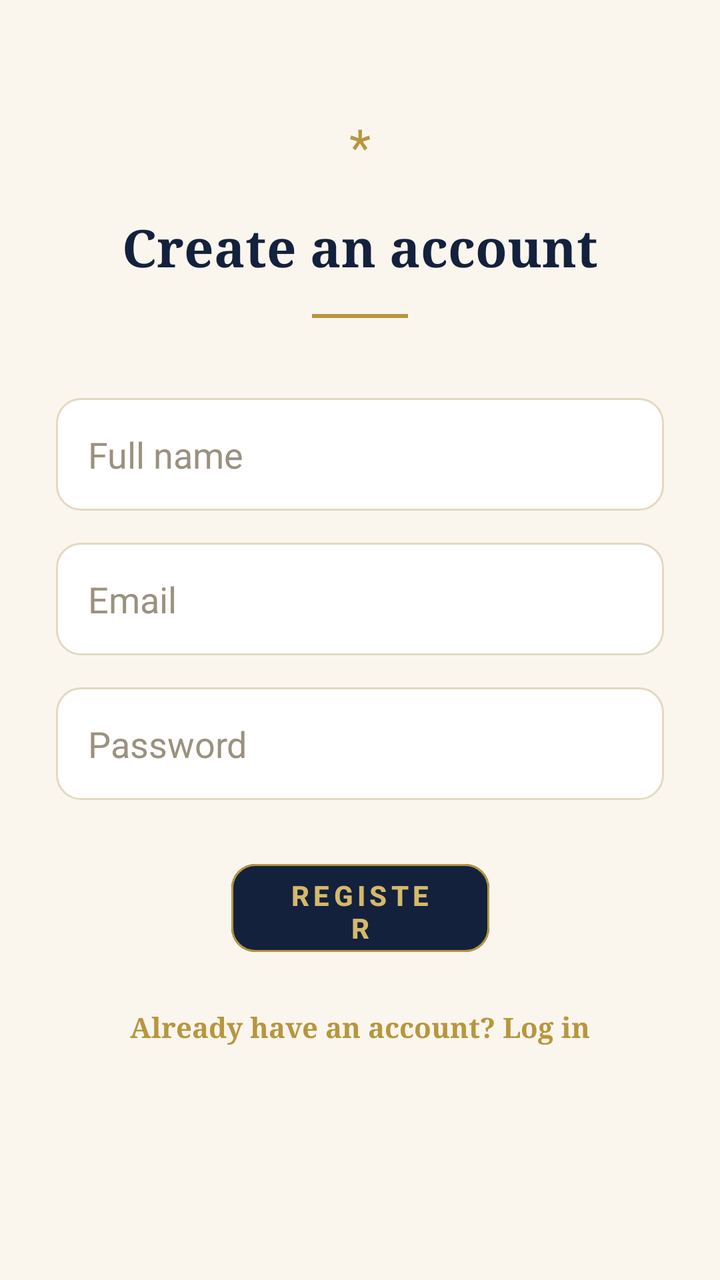
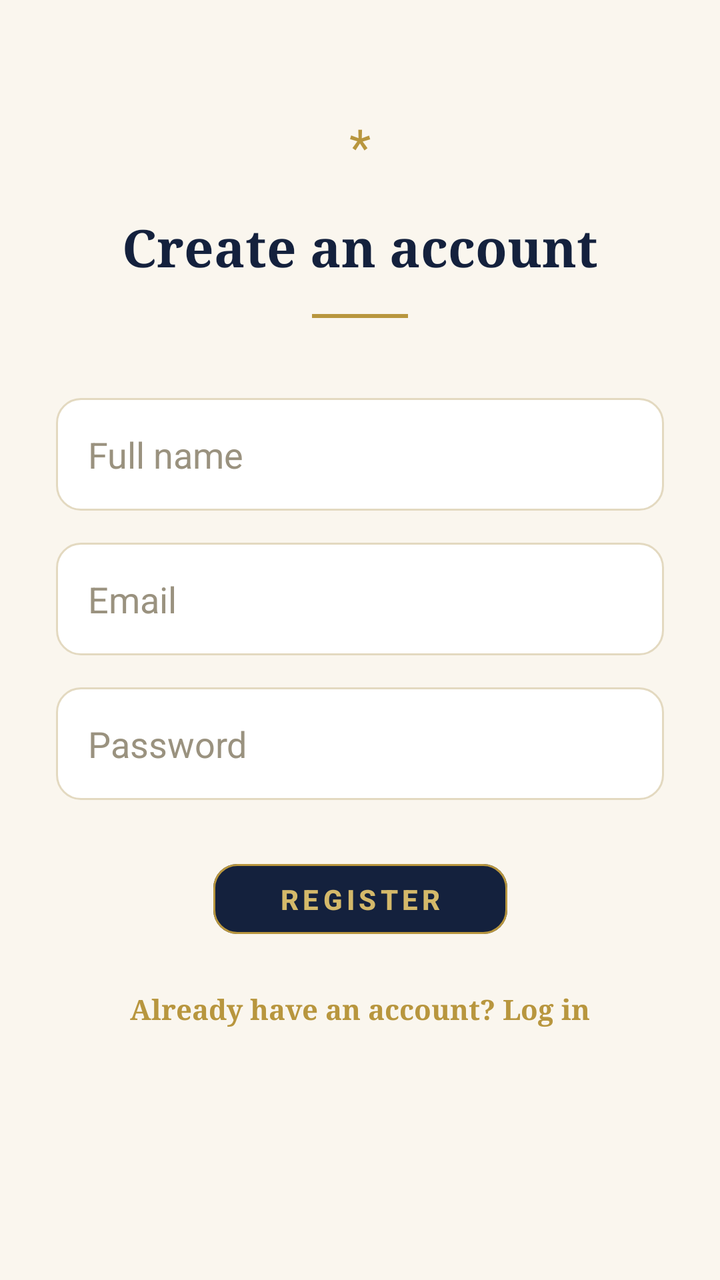

An Android layout rendered at two revisions. The XML below is the earlier revision; the diff shows what the commit changed to produce the second picture.
<!-- AndroidManifest.xml: application theme Theme.TenantManagementSystem -->
<!-- res/layout/activity_register.xml -->
<?xml version="1.0" encoding="utf-8"?>
<layout xmlns:android="http://schemas.android.com/apk/res/android"
    xmlns:app="http://schemas.android.com/apk/res-auto">

    <androidx.constraintlayout.widget.ConstraintLayout
        android:layout_width="match_parent"
        android:layout_height="match_parent"
        android:fitsSystemWindows="true">

        <TextView
            android:id="@+id/ornamentTextView"
            android:layout_width="wrap_content"
            android:layout_height="wrap_content"
            android:text="*"
            android:textColor="@color/royal_gold"
            android:textSize="25sp"
            android:layout_marginTop="56dp"
            app:layout_constraintTop_toTopOf="parent"
            app:layout_constraintStart_toStartOf="parent"
            app:layout_constraintEnd_toEndOf="parent" />

        <TextView
            android:id="@+id/registerTitleTextView"
            android:layout_width="wrap_content"
            android:layout_height="wrap_content"
            android:text="Create an account"
            android:fontFamily="serif"
            android:textStyle="bold"
            android:textSize="26sp"
            android:textColor="@color/royal_navy"
            android:layout_marginTop="16dp"
            app:layout_constraintTop_toBottomOf="@id/ornamentTextView"
            app:layout_constraintStart_toStartOf="parent"
            app:layout_constraintEnd_toEndOf="parent" />

        <View
            android:id="@+id/dividerView"
            android:layout_width="48dp"
            android:layout_height="2dp"
            android:background="@color/royal_gold"
            android:layout_marginTop="16dp"
            app:layout_constraintTop_toBottomOf="@id/registerTitleTextView"
            app:layout_constraintStart_toStartOf="parent"
            app:layout_constraintEnd_toEndOf="parent" />

        <EditText
            android:id="@+id/fullNameEditText"
            android:layout_width="0dp"
            android:layout_height="wrap_content"
            android:hint="Full name"
            android:inputType="textPersonName"
            android:minHeight="52dp"
            android:padding="16dp"
            android:background="@drawable/bg_input"
            android:textColor="@color/ink"
            android:layout_marginTop="40dp"
            android:layout_marginStart="28dp"
            android:layout_marginEnd="28dp"
            app:layout_constraintTop_toBottomOf="@id/dividerView"
            app:layout_constraintStart_toStartOf="parent"
            app:layout_constraintEnd_toEndOf="parent" />

        <EditText
            android:id="@+id/registerEmailEditText"
            android:layout_width="0dp"
            android:layout_height="wrap_content"
            android:hint="Email"
            android:inputType="textEmailAddress"
            android:minHeight="52dp"
            android:padding="16dp"
            android:background="@drawable/bg_input"
            android:textColor="@color/ink"
            android:layout_marginTop="16dp"
            android:layout_marginStart="28dp"
            android:layout_marginEnd="28dp"
            app:layout_constraintTop_toBottomOf="@id/fullNameEditText"
            app:layout_constraintStart_toStartOf="parent"
            app:layout_constraintEnd_toEndOf="parent" />

        <EditText
            android:id="@+id/registerPasswordEditText"
            android:layout_width="0dp"
            android:layout_height="wrap_content"
            android:hint="Password"
            android:inputType="textPassword"
            android:minHeight="52dp"
            android:padding="16dp"
            android:background="@drawable/bg_input"
            android:textColor="@color/ink"
            android:layout_marginTop="16dp"
            android:layout_marginStart="28dp"
            android:layout_marginEnd="28dp"
            app:layout_constraintTop_toBottomOf="@id/registerEmailEditText"
            app:layout_constraintStart_toStartOf="parent"
            app:layout_constraintEnd_toEndOf="parent" />

        <com.google.android.material.button.MaterialButton
            android:id="@+id/registerButton"
            android:layout_width="129dp"
            android:layout_height="52dp"
            android:layout_marginStart="28dp"
            android:layout_marginTop="28dp"
            android:layout_marginEnd="28dp"
            android:letterSpacing="0.15"
            android:text="REGISTER"
            android:textColor="@color/royal_gold_light"
            android:textStyle="bold"
            app:backgroundTint="@color/royal_navy"
            app:cornerRadius="12dp"
            app:layout_constraintEnd_toEndOf="parent"
            app:layout_constraintStart_toStartOf="parent"
            app:layout_constraintTop_toBottomOf="@id/registerPasswordEditText"
            app:strokeColor="@color/royal_gold"
            app:strokeWidth="1dp" />

        <TextView
            android:id="@+id/loginLinkTextView"
            android:layout_width="wrap_content"
            android:layout_height="wrap_content"
            android:text="Already have an account? Log in"
            android:fontFamily="serif"
            android:textColor="@color/royal_gold"
            android:textStyle="bold"
            android:padding="12dp"
            android:layout_marginTop="12dp"
            app:layout_constraintTop_toBottomOf="@id/registerButton"
            app:layout_constraintStart_toStartOf="parent"
            app:layout_constraintEnd_toEndOf="parent" />

    </androidx.constraintlayout.widget.ConstraintLayout>
</layout>
<!-- resources referenced by this layout -->
<resources>
  <color name="ink">#1C1C28</color>
  <color name="royal_gold">#B8963E</color>
  <color name="royal_gold_light">#D4B96A</color>
  <color name="royal_navy">#14213D</color>
  <!-- drawable bg_input (drawable) -->
  <?xml version="1.0" encoding="utf-8"?>
  <selector xmlns:android="http://schemas.android.com/apk/res/android">
      <item android:state_focused="true">
          <shape android:shape="rectangle">
              <solid android:color="#FFFFFF" />
              <stroke android:width="2dp" android:color="@color/royal_gold" />
              <corners android:radius="12dp" />
          </shape>
      </item>
      <item>
          <shape android:shape="rectangle">
              <solid android:color="#FFFFFF" />
              <stroke android:width="1dp" android:color="@color/line" />
              <corners android:radius="12dp" />
          </shape>
      </item>
  </selector>
  <style name="Theme.TenantManagementSystem" parent="Theme.Material3.Light.NoActionBar">
          <item name="colorPrimary">@color/royal_navy</item>
          <item name="android:windowBackground">@color/ivory</item>
          <item name="android:statusBarColor">@color/ivory</item>
          <item name="android:windowLightStatusBar">true</item>
          <item name="android:textColorHint">#9A927F</item>
      </style>
  <color name="line">#E3D9C0</color>
  <color name="ivory">#FAF6EE</color>
</resources>

<!-- the commit's change to res/layout/activity_register.xml (unified diff, before → after) -->
@@ -1,131 +1,129 @@
 <?xml version="1.0" encoding="utf-8"?>
-<layout xmlns:android="http://schemas.android.com/apk/res/android"
-    xmlns:app="http://schemas.android.com/apk/res-auto">
+<androidx.constraintlayout.widget.ConstraintLayout
+    xmlns:android="http://schemas.android.com/apk/res/android"
+    xmlns:app="http://schemas.android.com/apk/res-auto"
+    android:layout_width="match_parent"
+    android:layout_height="match_parent"
+    android:fitsSystemWindows="true">
 
-    <androidx.constraintlayout.widget.ConstraintLayout
-        android:layout_width="match_parent"
-        android:layout_height="match_parent"
-        android:fitsSystemWindows="true">
+    <TextView
+        android:id="@+id/ornamentTextView"
+        android:layout_width="wrap_content"
+        android:layout_height="wrap_content"
+        android:text="*"
+        android:textColor="@color/royal_gold"
+        android:textSize="25sp"
+        android:layout_marginTop="56dp"
+        app:layout_constraintTop_toTopOf="parent"
+        app:layout_constraintStart_toStartOf="parent"
+        app:layout_constraintEnd_toEndOf="parent" />
 
-        <TextView
-            android:id="@+id/ornamentTextView"
-            android:layout_width="wrap_content"
-            android:layout_height="wrap_content"
-            android:text="*"
-            android:textColor="@color/royal_gold"
-            android:textSize="25sp"
-            android:layout_marginTop="56dp"
-            app:layout_constraintTop_toTopOf="parent"
-            app:layout_constraintStart_toStartOf="parent"
-            app:layout_constraintEnd_toEndOf="parent" />
+    <TextView
+        android:id="@+id/registerTitleTextView"
+        android:layout_width="wrap_content"
+        android:layout_height="wrap_content"
+        android:text="Create an account"
+        android:fontFamily="serif"
+        android:textStyle="bold"
+        android:textSize="26sp"
+        android:textColor="@color/royal_navy"
+        android:layout_marginTop="16dp"
+        app:layout_constraintTop_toBottomOf="@id/ornamentTextView"
+        app:layout_constraintStart_toStartOf="parent"
+        app:layout_constraintEnd_toEndOf="parent" />
 
-        <TextView
-            android:id="@+id/registerTitleTextView"
-            android:layout_width="wrap_content"
-            android:layout_height="wrap_content"
-            android:text="Create an account"
-            android:fontFamily="serif"
-            android:textStyle="bold"
-            android:textSize="26sp"
-            android:textColor="@color/royal_navy"
-            android:layout_marginTop="16dp"
-            app:layout_constraintTop_toBottomOf="@id/ornamentTextView"
-            app:layout_constraintStart_toStartOf="parent"
-            app:layout_constraintEnd_toEndOf="parent" />
+    <View
+        android:id="@+id/dividerView"
+        android:layout_width="48dp"
+        android:layout_height="2dp"
+        android:background="@color/royal_gold"
+        android:layout_marginTop="16dp"
+        app:layout_constraintTop_toBottomOf="@id/registerTitleTextView"
+        app:layout_constraintStart_toStartOf="parent"
+        app:layout_constraintEnd_toEndOf="parent" />
 
-        <View
-            android:id="@+id/dividerView"
-            android:layout_width="48dp"
-            android:layout_height="2dp"
-            android:background="@color/royal_gold"
-            android:layout_marginTop="16dp"
-            app:layout_constraintTop_toBottomOf="@id/registerTitleTextView"
-            app:layout_constraintStart_toStartOf="parent"
-            app:layout_constraintEnd_toEndOf="parent" />
+    <EditText
+        android:id="@+id/fullNameEditText"
+        android:layout_width="0dp"
+        android:layout_height="wrap_content"
+        android:hint="Full name"
+        android:inputType="textPersonName"
+        android:minHeight="52dp"
+        android:padding="16dp"
+        android:background="@drawable/bg_input"
+        android:textColor="@color/ink"
+        android:layout_marginTop="40dp"
+        android:layout_marginStart="28dp"
+        android:layout_marginEnd="28dp"
+        app:layout_constraintTop_toBottomOf="@id/dividerView"
+        app:layout_constraintStart_toStartOf="parent"
+        app:layout_constraintEnd_toEndOf="parent" />
 
-        <EditText
-            android:id="@+id/fullNameEditText"
-            android:layout_width="0dp"
-            android:layout_height="wrap_content"
-            android:hint="Full name"
-            android:inputType="textPersonName"
-            android:minHeight="52dp"
-            android:padding="16dp"
-            android:background="@drawable/bg_input"
-            android:textColor="@color/ink"
-            android:layout_marginTop="40dp"
-            android:layout_marginStart="28dp"
-            android:layout_marginEnd="28dp"
-            app:layout_constraintTop_toBottomOf="@id/dividerView"
-            app:layout_constraintStart_toStartOf="parent"
-            app:layout_constraintEnd_toEndOf="parent" />
+    <EditText
+        android:id="@+id/registerEmailEditText"
+        android:layout_width="0dp"
+        android:layout_height="wrap_content"
+        android:hint="Email"
+        android:inputType="textEmailAddress"
+        android:minHeight="52dp"
+        android:padding="16dp"
+        android:background="@drawable/bg_input"
+        android:textColor="@color/ink"
+        android:layout_marginTop="16dp"
+        android:layout_marginStart="28dp"
+        android:layout_marginEnd="28dp"
+        app:layout_constraintTop_toBottomOf="@id/fullNameEditText"
+        app:layout_constraintStart_toStartOf="parent"
+        app:layout_constraintEnd_toEndOf="parent" />
 
-        <EditText
-            android:id="@+id/registerEmailEditText"
-            android:layout_width="0dp"
-            android:layout_height="wrap_content"
-            android:hint="Email"
-            android:inputType="textEmailAddress"
-            android:minHeight="52dp"
-            android:padding="16dp"
-            android:background="@drawable/bg_input"
-            android:textColor="@color/ink"
-            android:layout_marginTop="16dp"
-            android:layout_marginStart="28dp"
-            android:layout_marginEnd="28dp"
-            app:layout_constraintTop_toBottomOf="@id/fullNameEditText"
-            app:layout_constraintStart_toStartOf="parent"
-            app:layout_constraintEnd_toEndOf="parent" />
+    <EditText
+        android:id="@+id/registerPasswordEditText"
+        android:layout_width="0dp"
+        android:layout_height="wrap_content"
+        android:hint="Password"
+        android:inputType="textPassword"
+        android:minHeight="52dp"
+        android:padding="16dp"
+        android:background="@drawable/bg_input"
+        android:textColor="@color/ink"
+        android:layout_marginTop="16dp"
+        android:layout_marginStart="28dp"
+        android:layout_marginEnd="28dp"
+        app:layout_constraintTop_toBottomOf="@id/registerEmailEditText"
+        app:layout_constraintStart_toStartOf="parent"
+        app:layout_constraintEnd_toEndOf="parent" />
 
-        <EditText
-            android:id="@+id/registerPasswordEditText"
-            android:layout_width="0dp"
-            android:layout_height="wrap_content"
-            android:hint="Password"
-            android:inputType="textPassword"
-            android:minHeight="52dp"
-            android:padding="16dp"
-            android:background="@drawable/bg_input"
-            android:textColor="@color/ink"
-            android:layout_marginTop="16dp"
-            android:layout_marginStart="28dp"
-            android:layout_marginEnd="28dp"
-            app:layout_constraintTop_toBottomOf="@id/registerEmailEditText"
-            app:layout_constraintStart_toStartOf="parent"
-            app:layout_constraintEnd_toEndOf="parent" />
+    <com.google.android.material.button.MaterialButton
+        android:id="@+id/registerButton"
+        android:layout_width="147dp"
+        android:layout_height="43dp"
+        android:layout_marginStart="28dp"
+        android:layout_marginTop="28dp"
+        android:layout_marginEnd="28dp"
+        android:letterSpacing="0.15"
+        android:text="REGISTER"
+        android:textColor="@color/royal_gold_light"
+        android:textStyle="bold"
+        app:backgroundTint="@color/royal_navy"
+        app:cornerRadius="12dp"
+        app:layout_constraintEnd_toEndOf="parent"
+        app:layout_constraintStart_toStartOf="parent"
+        app:layout_constraintTop_toBottomOf="@id/registerPasswordEditText"
+        app:strokeColor="@color/royal_gold"
+        app:strokeWidth="1dp" />
 
-        <com.google.android.material.button.MaterialButton
-            android:id="@+id/registerButton"
-            android:layout_width="129dp"
-            android:layout_height="52dp"
-            android:layout_marginStart="28dp"
-            android:layout_marginTop="28dp"
-            android:layout_marginEnd="28dp"
-            android:letterSpacing="0.15"
-            android:text="REGISTER"
-            android:textColor="@color/royal_gold_light"
-            android:textStyle="bold"
-            app:backgroundTint="@color/royal_navy"
-            app:cornerRadius="12dp"
-            app:layout_constraintEnd_toEndOf="parent"
-            app:layout_constraintStart_toStartOf="parent"
-            app:layout_constraintTop_toBottomOf="@id/registerPasswordEditText"
-            app:strokeColor="@color/royal_gold"
-            app:strokeWidth="1dp" />
+    <TextView
+        android:id="@+id/loginLinkTextView"
+        android:layout_width="wrap_content"
+        android:layout_height="wrap_content"
+        android:text="Already have an account? Log in"
+        android:fontFamily="serif"
+        android:textColor="@color/royal_gold"
+        android:textStyle="bold"
+        android:padding="12dp"
+        android:layout_marginTop="12dp"
+        app:layout_constraintTop_toBottomOf="@id/registerButton"
+        app:layout_constraintStart_toStartOf="parent"
+        app:layout_constraintEnd_toEndOf="parent" />
 
-        <TextView
-            android:id="@+id/loginLinkTextView"
-            android:layout_width="wrap_content"
-            android:layout_height="wrap_content"
-            android:text="Already have an account? Log in"
-            android:fontFamily="serif"
-            android:textColor="@color/royal_gold"
-            android:textStyle="bold"
-            android:padding="12dp"
-            android:layout_marginTop="12dp"
-            app:layout_constraintTop_toBottomOf="@id/registerButton"
-            app:layout_constraintStart_toStartOf="parent"
-            app:layout_constraintEnd_toEndOf="parent" />
-
-    </androidx.constraintlayout.widget.ConstraintLayout>
-</layout>
+</androidx.constraintlayout.widget.ConstraintLayout>
